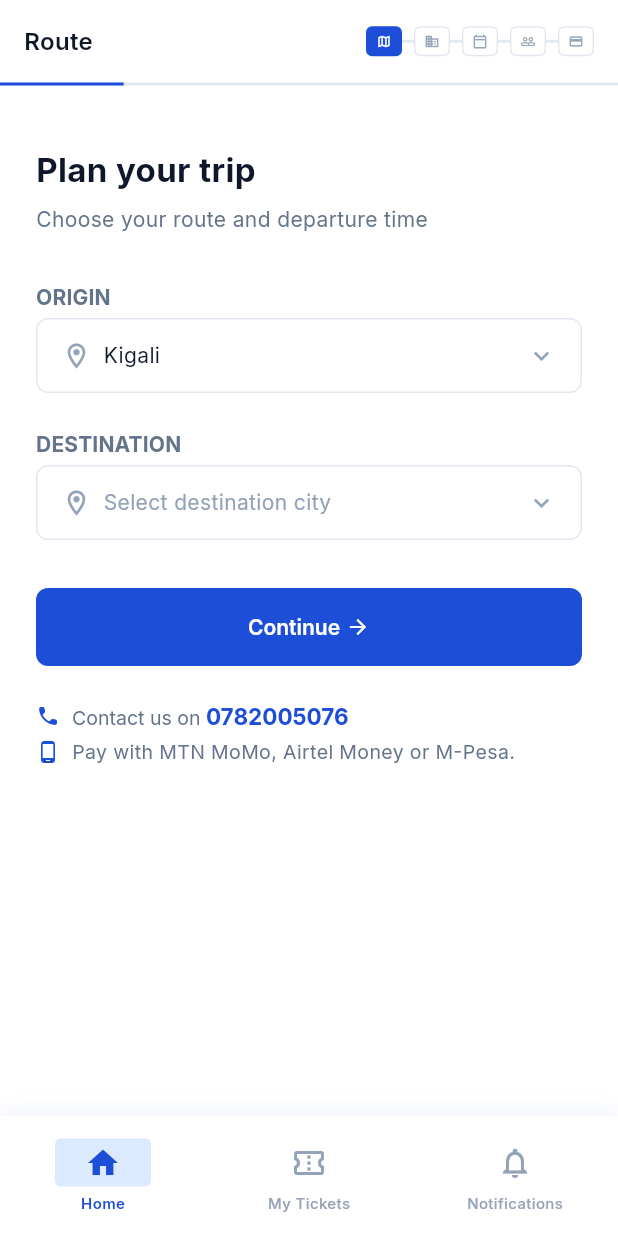
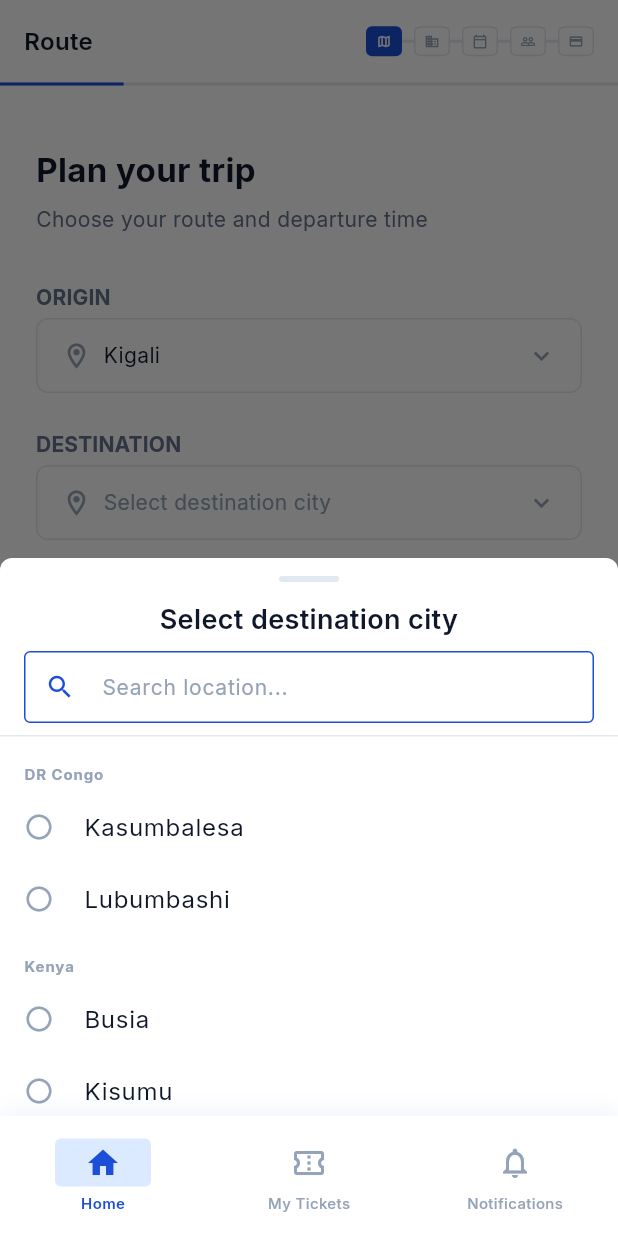
Before and after one commit to Ally-keyz/Katisha-app, a Flutter app: the OnboardingScreen screen opened by its route, after a tap on "🇬🇧", on a phone screen of 412 x 824 dp. Run offline on Flutter 3.47's test engine with Material 3 defaults, Android fonts, the light colour scheme and no system bars; our stand-ins replace audioplayers, cached_network_image, dartz, dio, equatable, flutter_local_notifications and 12 more; accounts and stored records are empty; network calls fail; project files that could hold a hidden picture were left out.

Commit message:
Phone UX: auto-open destination picker, grouped cities by country, total-only pricing, Kinyarwanda destination label

```diff
--- a/lib/features/booking/presentation/screens/booking_wizard_screen.dart
+++ b/lib/features/booking/presentation/screens/booking_wizard_screen.dart
@@ -41,19 +41,28 @@ const _sheetAnimDuration = Duration(milliseconds: 220);
 const _payoutRate = 0.01;
 const _payoutFixed = 60;
 
-/// East-African destination list mirroring the web BookingWizard's route
+/// East-African destination groups mirroring the web BookingWizard's route
 /// catalogue (Kigali origin + cross-border cities). Booking is East Africa
-/// only — there is no Rwanda-intercity journey type anymore.
-const _eastAfricaDestinations = [
-  'Kigali', 'Nairobi', 'Mombasa', 'Kisumu', 'Nakuru', 'Eldoret', 'Busia',
-  'Kampala', 'Entebbe', 'Jinja', 'Mbarara', 'Gulu', 'Fort Portal', 'Ntugamo',
-  'Dar es Salaam', 'Morogoro', 'Dodoma', 'Tunduma', 'Mbeya', 'Sumbawanga',
-  'Moshi', 'Arusha', 'Manyoni', 'Singida', 'Bukoba', 'Kigoma', 'Kabanga',
-  'Kahama', 'Shinyanga', 'Iringa', 'Mwanza', 'Nzega', 'Tabora', 'Zanzibar',
-  'Lusaka', 'Lilongwe', 'Kasumuru Border', 'Nampula', 'Johannesburg',
-  'Bulawayo', 'Harare', 'Mutambashwala', 'Lubumbashi', 'Kasumbalesa',
-  'Juba', 'Bujumbura',
-];
+/// only — there is no Rwanda-intercity journey type anymore. Groups are keyed
+/// by destination country (same labels the web picker uses), with cities
+/// sorted alphabetically. 'Rwanda' only holds Kigali and is hidden from the
+/// destination picker, exactly like the web (origin stays fixed to Kigali).
+const _eastAfricaByCountry = <String, List<String>>{
+  'DR Congo': ['Kasumbalesa', 'Lubumbashi'],
+  'Kenya': ['Busia', 'Kisumu', 'Nairobi', 'Nakuru'],
+  'Malawi': ['Kasumuru Border', 'Lilongwe'],
+  'Mozambique': ['Nampula'],
+  'South Africa': ['Johannesburg'],
+  'Tanzania': [
+    'Arusha', 'Bukoba', 'Dar es Salaam', 'Dodoma', 'Iringa', 'Kabanga',
+    'Kahama', 'Kigoma', 'Manyoni', 'Mbeya', 'Morogoro', 'Moshi', 'Mwanza',
+    'Nzega', 'Shinyanga', 'Singida', 'Sumbawanga', 'Tabora', 'Tunduma',
+  ],
+  'Uganda': ['Busia', 'Jinja', 'Kampala', 'Mbarara', 'Ntugamo'],
+  'Zambia': ['Lusaka', 'Mutambashwala'],
+  'Zimbabwe': ['Bulawayo', 'Harare'],
+  'Rwanda': ['Kigali'],
+};
 
 final _bookingRepoProvider = Provider<BookingRepository>((ref) {
   return BookingRepository(ref.read(apiClientProvider));
@@ -76,6 +85,7 @@ class _BookingWizardScreenState extends ConsumerState<BookingWizardScreen>
   // Step 0: Route (East African cross-border travel only)
   String? _origin = 'Kigali';
   String? _destination;
+  bool _destinationPickerAutoOpened = false;
 
   // Step 1: Agency
   List<RouteModel> _routes = [];
@@ -158,7 +168,20 @@ class _BookingWizardScreenState extends ConsumerState<BookingWizardScreen>
 
     WidgetsBinding.instance.addPostFrameCallback((_) {
       _applyExtraParams();
+      _autoOpenDestinationPicker();
     });
+  }
+
+  /// Opens the destination picker automatically when the wizard starts on the
+  /// route step with no destination chosen yet (origin already defaults to
+  /// Kigali and the city groups are local constants, so nothing is fetched).
+  void _autoOpenDestinationPicker() {
+    if (_destinationPickerAutoOpened) return;
+    if (_currentStep != 0) return;
+    final hasDestination = _destination != null && _destination!.isNotEmpty;
+    if (hasDestination) return;
+    _destinationPickerAutoOpened = true;
+    _openDestinationPicker();
   }
 
   @override
@@ -1153,8 +1176,6 @@ class _BookingWizardScreenState extends ConsumerState<BookingWizardScreen>
 
   // ── Step 0: Route ──
 
-  List<String> get _scopedDestinations => _eastAfricaDestinations;
-
   Widget _buildRouteStep() {
     final l10n = AppLocalizations.of(context);
     return Column(
@@ -1199,7 +1220,8 @@ class _BookingWizardScreenState extends ConsumerState<BookingWizardScreen>
       title: l10n.translate('select_destination_picker'),
       currentValue: _destination,
       exclude: _origin,
-      options: _scopedDestinations,
+      groups: _eastAfricaByCountry,
+      showSearch: true,
       onSelected: (v) {
         setState(() => _destination = v);
         _scheduleAutoAdvance();
@@ -1213,7 +1235,8 @@ class _BookingWizardScreenState extends ConsumerState<BookingWizardScreen>
       title: l10n.translate('select_origin'),
       currentValue: _origin,
       exclude: _destination,
-      options: _scopedDestinations,
+      groups: _eastAfricaByCountry,
+      originCountry: true,
       showSearch: true,
       onSelected: (v) {
         setState(() => _origin = v);
@@ -1262,12 +1285,15 @@ class _BookingWizardScreenState extends ConsumerState<BookingWizardScreen>
     String? exclude,
     String? currentValue,
     List<String>? options,
+    Map<String, List<String>>? groups,
+    bool originCountry = false,
     bool showSearch = false,
   }) async {
     final base = options ?? cityOptions;
     final baseFiltered = exclude != null
         ? base.where((c) => c != exclude).toList()
         : List<String>.from(base);
+    final hasGroups = groups != null;
 
     final result = await showModalBottomSheet<String>(
       context: context,
@@ -1286,6 +1312,18 @@ class _BookingWizardScreenState extends ConsumerState<BookingWizardScreen>
                 : baseFiltered
                     .where((c) => c.toLowerCase().contains(q))
                     .toList();
+            final filteredGroups = <MapEntry<String, List<String>>>[];
+            if (groups != null) {
+              for (final entry in groups.entries) {
+                if (!originCountry && entry.key.toLowerCase() == 'rwanda') continue;
+                final cities = entry.value
+                    .where((c) =>
+                        c != exclude && (q.isEmpty || c.toLowerCase().contains(q)))
+                    .toList();
+                if (cities.isEmpty) continue;
+                filteredGroups.add(MapEntry(entry.key, cities));
+              }
+            }
             return DraggableScrollableSheet(
               initialChildSize: 0.5,
               minChildSize: 0.35,
@@ -1350,7 +1388,7 @@ class _BookingWizardScreenState extends ConsumerState<BookingWizardScreen>
                     const SizedBox(height: 8),
                     const Divider(height: 1),
                     Expanded(
-                      child: filtered.isEmpty
+                      child: (hasGroups ? filteredGroups.isEmpty : filtered.isEmpty)
                           ? Center(
                               child: Text(
                                 'No locations found',
@@ -1358,6 +1396,50 @@ class _BookingWizardScreenState extends ConsumerState<BookingWizardScreen>
                                   color: AppColors.textMuted,
                                 ),
                               ),
+                            )
+                          : hasGroups
+                              ? ListView(
+                                  controller: scrollController,
+                                  padding: const EdgeInsets.symmetric(vertical: AppSpacing.xs),
+                                  children: [
+                                    for (final entry in filteredGroups) ...[
+                                      Padding(
+                                        padding: const EdgeInsets.fromLTRB(16, 14, 16, 4),
+                                        child: Text(
+                                          entry.key,
+                                          style: AppTypography.labelSmall.copyWith(
+                                            color: AppColors.textMuted,
+                                            fontWeight: FontWeight.w700,
+                                            letterSpacing: 0.6,
+                                          ),
+                                        ),
+                                      ),
+                                      for (final city in entry.value)
+                                        ListTile(
+                                          dense: true,
+                                          selected: city == currentValue,
+                                          selectedTileColor: AppColors.primaryLight,
+                                          leading: Icon(
+                                            city == currentValue
+                                                ? Icons.radio_button_checked
+                                                : Icons.radio_button_unchecked,
+                                            color: city == currentValue
+                                                ? AppColors.primary
+                                                : AppColors.textMuted,
+                                            size: 20,
+                                          ),
+                                          title: Text(
+                                            city,
+                                            style: AppTypography.bodyLarge.copyWith(
+                                              fontWeight: city == currentValue
+                                                  ? FontWeight.w600
+                                                  : FontWeight.w400,
+                                            ),
+                                          ),
+                                          onTap: () => Navigator.pop(ctx, city),
+                                        ),
+                                    ],
+                                  ],
                                 )
                               : ListView.separated(
                                   controller: scrollController,
@@ -1631,12 +1713,13 @@ class _BookingWizardScreenState extends ConsumerState<BookingWizardScreen>
   }
 
   Widget _buildRouteList() {
-    final l10n = AppLocalizations.of(context);
     return Column(
       children: _routes.map((route) {
         final isSelected = _selectedRoute?.id == route.id;
         final effectivePrice = route.effectivePrice ?? route.price;
         final serviceFee = systemFeeFor(route.type, effectivePrice, 1).round();
+        final total = effectivePrice + serviceFee;
+        final oldTotal = route.price + systemFeeFor(route.type, route.price, 1).round();
 
         return Padding(
           padding: const EdgeInsets.only(bottom: AppSpacing.md),
@@ -1728,7 +1811,7 @@ class _BookingWizardScreenState extends ConsumerState<BookingWizardScreen>
                       Row(
                         children: [
                           Text(
-                            '$effectivePrice RWF',
+                            '$total RWF',
                             style: AppTypography.titleLarge.copyWith(
                               color: isSelected ? AppColors.white : AppColors.primary,
                               fontWeight: FontWeight.w700,
@@ -1738,7 +1821,7 @@ class _BookingWizardScreenState extends ConsumerState<BookingWizardScreen>
                               route.effectivePrice != route.price) ...[
                             const SizedBox(width: AppSpacing.sm),
                             Text(
-                              '${route.price} RWF',
+                              '$oldTotal RWF',
                               style: AppTypography.bodySmall.copyWith(
                                 color: isSelected
                                     ? AppColors.white.withValues(alpha: 0.6)
@@ -1769,14 +1852,6 @@ class _BookingWizardScreenState extends ConsumerState<BookingWizardScreen>
                         ],
                       ),
                       const SizedBox(height: AppSpacing.xs),
-                      Text(
-                        '+$serviceFee RWF ${l10n.translate('service_fee_label')}',
-                        style: AppTypography.bodySmall.copyWith(
-                          color: isSelected
-                              ? AppColors.white.withValues(alpha: 0.85)
-                              : AppColors.textSub,
-                        ),
-                      ),
                     ],
                   ),
                 ),
@@ -2269,12 +2344,6 @@ class _BookingWizardScreenState extends ConsumerState<BookingWizardScreen>
                 textAlign: TextAlign.center,
               ),
               const Divider(height: AppSpacing.xl),
-              _buildSummaryRow(l10n.translate('ticket_price'), '$fareTotal RWF'),
-              const SizedBox(height: AppSpacing.xs),
-              _buildSummaryRow(l10n.translate('katisha_service_fee'), '+$serviceFee RWF'),
-              const SizedBox(height: AppSpacing.xs),
-              _buildSummaryRow(l10n.translate('transaction_fee'), '+$onlineFee RWF'),
-              const SizedBox(height: AppSpacing.xs),
               _buildSummaryRow(l10n.translate('total'), '$onlineTotal RWF', isBold: true),
             ],
           ),
@@ -2398,12 +2467,6 @@ class _BookingWizardScreenState extends ConsumerState<BookingWizardScreen>
                     ),
                     child: Column(
                       children: [
-                        _buildSummaryRow(l10n.translate('ticket_price'), '$fareTotal RWF'),
-                        const SizedBox(height: AppSpacing.xs),
-                        _buildSummaryRow(l10n.translate('katisha_service_fee'), '+$serviceFee RWF'),
-                        const SizedBox(height: AppSpacing.xs),
-                        _buildSummaryRow(l10n.translate('transaction_fee'), '+$onlineFee RWF'),
-                        const Divider(height: AppSpacing.md),
                         _buildSummaryRow(l10n.translate('total'), '$onlineTotal RWF', isBold: true),
                       ],
                     ),
--- a/lib/l10n/app_rw.dart
+++ b/lib/l10n/app_rw.dart
@@ -52,8 +52,8 @@ class AppRw {
     'passengers': 'Abagenzi',
     'search_routes': 'Rondera Inzira',
     'select_origin': 'Hitamwo icity yo gutangira',
-    'select_destination': 'Hitamo Aho ugana',
-    'select_destination_picker': 'Hitamo Aho ugana',
+    'select_destination': 'Hitamo aho ugana',
+    'select_destination_picker': 'Hitamo aho ugana',
     'no_routes_found': 'Nta nzira zabonetse.',
     'select_date': 'Hitamwo itariki',
 
```
Lines whose indentation alone changed are shown as unchanged.
